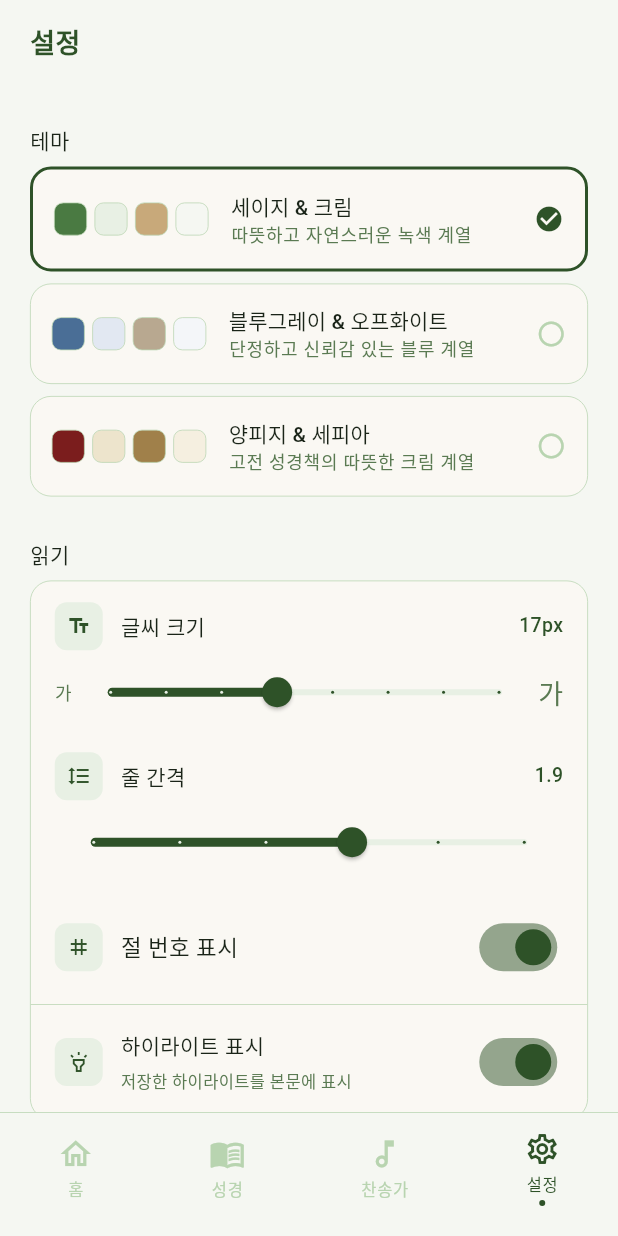
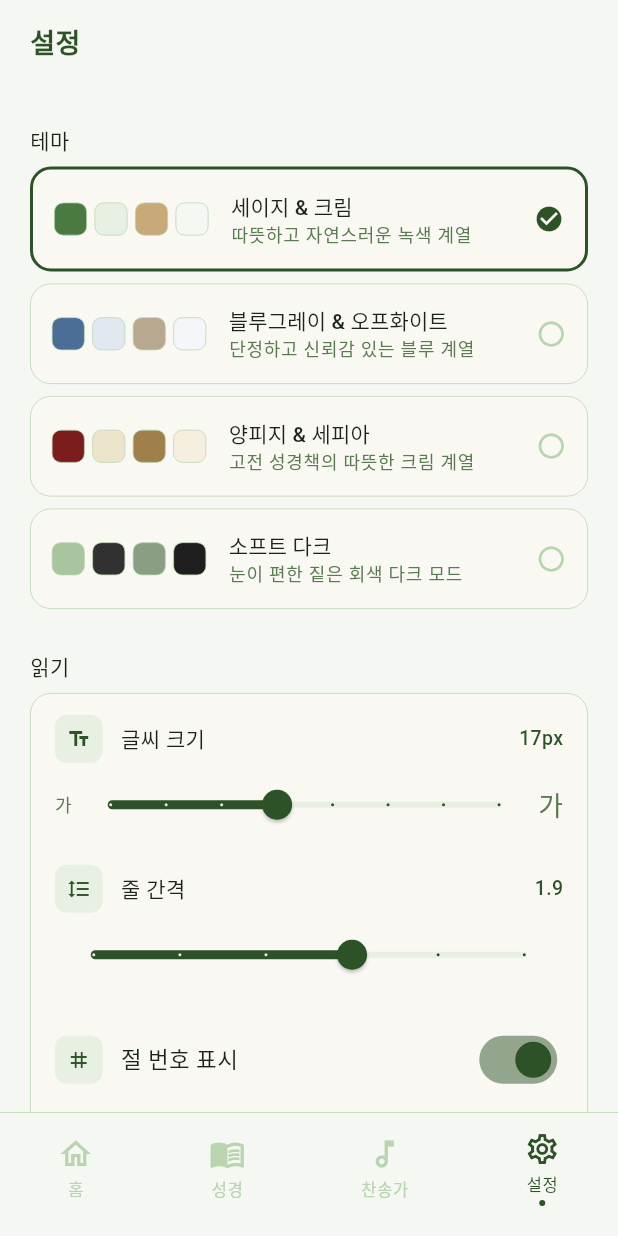
Before and after one commit to udhyk27-ops/flutter-bibly-project, a Flutter app: the screen it shows after launch, item 4 of the bottom bar chosen, on a phone screen of 412 x 824 dp. Run offline on Flutter 3.47's test engine with Material 3 defaults, Android fonts, the phone set to English and light mode, and no system bars; our stand-ins replace firebase_core, firebase_remote_config, flutter_local_notifications, google_fonts, google_generative_ai, hive_flutter and 4 more; accounts and stored records are empty.

Commit message:
다크모드 추가

```diff
--- a/lib/core/app_theme.dart
+++ b/lib/core/app_theme.dart
@@ -1,6 +1,6 @@
 import 'package:flutter/material.dart';
 
-enum AppThemeType { sage, blueGray, parchment }
+enum AppThemeType { sage, blueGray, parchment, softDark }
 
 class AppTheme {
   static ThemeData getTheme(AppThemeType type) {
@@ -8,39 +8,25 @@ class AppTheme {
       case AppThemeType.sage:      return _sageTheme;
       case AppThemeType.blueGray:  return _blueGrayTheme;
       case AppThemeType.parchment: return _parchmentTheme;
+      case AppThemeType.softDark:  return _softDarkTheme;
     }
   }
 
   // ── 공통 텍스트 테마 ─────────────────────────────────
   static TextTheme _textTheme(Color primary, Color secondary) {
     return TextTheme(
-      headlineLarge: TextStyle(
-          fontSize: 26, fontWeight: FontWeight.w700, color: primary),
-      headlineMedium: TextStyle(
-          fontSize: 22, fontWeight: FontWeight.w600, color: primary),
-      headlineSmall: TextStyle(
-          fontSize: 19, fontWeight: FontWeight.w600, color: primary),
-      titleLarge: TextStyle(
-          fontSize: 17, fontWeight: FontWeight.w600, color: primary),
-      titleMedium: TextStyle(
-          fontSize: 15, fontWeight: FontWeight.w500, color: primary),
-      titleSmall: TextStyle(
-          fontSize: 14, fontWeight: FontWeight.w500, color: primary),
-      bodyLarge: TextStyle(
-          fontSize: 16, fontWeight: FontWeight.w400, color: primary,
-          height: 1.7),
-      bodyMedium: TextStyle(
-          fontSize: 15, fontWeight: FontWeight.w400, color: primary,
-          height: 1.7),
-      bodySmall: TextStyle(
-          fontSize: 13, fontWeight: FontWeight.w400, color: secondary,
-          height: 1.6),
-      labelLarge: TextStyle(
-          fontSize: 14, fontWeight: FontWeight.w500, color: primary),
-      labelMedium: TextStyle(
-          fontSize: 12, fontWeight: FontWeight.w500, color: secondary),
-      labelSmall: TextStyle(
-          fontSize: 11, fontWeight: FontWeight.w400, color: secondary),
+      headlineLarge:  TextStyle(fontSize: 26, fontWeight: FontWeight.w700, color: primary),
+      headlineMedium: TextStyle(fontSize: 22, fontWeight: FontWeight.w600, color: primary),
+      headlineSmall:  TextStyle(fontSize: 19, fontWeight: FontWeight.w600, color: primary),
+      titleLarge:     TextStyle(fontSize: 17, fontWeight: FontWeight.w600, color: primary),
+      titleMedium:    TextStyle(fontSize: 15, fontWeight: FontWeight.w500, color: primary),
+      titleSmall:     TextStyle(fontSize: 14, fontWeight: FontWeight.w500, color: primary),
+      bodyLarge:      TextStyle(fontSize: 16, fontWeight: FontWeight.w400, color: primary, height: 1.7),
+      bodyMedium:     TextStyle(fontSize: 15, fontWeight: FontWeight.w400, color: primary, height: 1.7),
+      bodySmall:      TextStyle(fontSize: 13, fontWeight: FontWeight.w400, color: secondary, height: 1.6),
+      labelLarge:     TextStyle(fontSize: 14, fontWeight: FontWeight.w500, color: primary),
+      labelMedium:    TextStyle(fontSize: 12, fontWeight: FontWeight.w500, color: secondary),
+      labelSmall:     TextStyle(fontSize: 11, fontWeight: FontWeight.w400, color: secondary),
     );
   }
 
@@ -58,10 +44,7 @@ class AppTheme {
       outline:                 Color(0xFFB8D4B0),
     ),
     scaffoldBackgroundColor: const Color(0xFFF5F7F2),
-    textTheme: _textTheme(
-      const Color(0xFF1A2418),
-      const Color(0xFF5A7A52),
-    ),
+    textTheme: _textTheme(const Color(0xFF1A2418), const Color(0xFF5A7A52)),
     appBarTheme: const AppBarTheme(
       backgroundColor: Color(0xFFF5F7F2),
       foregroundColor: Color(0xFF2E5228),
@@ -83,10 +66,7 @@ class AppTheme {
       outline:                 Color(0xFFB8C8E0),
     ),
     scaffoldBackgroundColor: const Color(0xFFF4F6F9),
-    textTheme: _textTheme(
-      const Color(0xFF0F1E2E),
-      const Color(0xFF4A6A8A),
-    ),
+    textTheme: _textTheme(const Color(0xFF0F1E2E), const Color(0xFF4A6A8A)),
     appBarTheme: const AppBarTheme(
       backgroundColor: Color(0xFFF4F6F9),
       foregroundColor: Color(0xFF1E3A5F),
@@ -94,28 +74,48 @@ class AppTheme {
     ),
   );
 
-  // ── 양피지 & 세피아 (성경책) ───────────────────────────
+  // ── 양피지 & 세피아 ───────────────────────────────────
   static final ThemeData _parchmentTheme = ThemeData(
     useMaterial3: true,
     colorScheme: const ColorScheme.light(
-      primary:                 Color(0xFF7B1D1D), // 버건디 — 강조/절 번호
-      onPrimary:               Color(0xFFFAF0DC), // 크림 위 텍스트
-      secondary:               Color(0xFF7A5C3A), // 갈색 서브텍스트
+      primary:                 Color(0xFF7B1D1D),
+      onPrimary:               Color(0xFFFAF0DC),
+      secondary:               Color(0xFF7A5C3A),
       onSecondary:             Color(0xFFFAF0DC),
-      surface:                 Color(0xFFF5EFE0), // 종이 크림
-      onSurface:               Color(0xFF2C1A0E), // 잉크 다크
-      surfaceContainerHighest: Color(0xFFEDE4CC), // 카드/선택 배경
-      outline:                 Color(0xFFA0804A), // 금빛 테두리
+      surface:                 Color(0xFFF5EFE0),
+      onSurface:               Color(0xFF2C1A0E),
+      surfaceContainerHighest: Color(0xFFEDE4CC),
+      outline:                 Color(0xFFA0804A),
     ),
     scaffoldBackgroundColor: const Color(0xFFF5EFE0),
-    textTheme: _textTheme(
-      const Color(0xFF2C1A0E), // inkDark
-      const Color(0xFF7A5C3A), // dustyBrown
-    ),
+    textTheme: _textTheme(const Color(0xFF2C1A0E), const Color(0xFF7A5C3A)),
     appBarTheme: const AppBarTheme(
       backgroundColor: Color(0xFFF5EFE0),
       foregroundColor: Color(0xFF7B1D1D),
       elevation: 0,
     ),
   );
+
+  // ── 소프트 다크 ───────────────────────────────────────
+  static final ThemeData _softDarkTheme = ThemeData(
+    useMaterial3: true,
+    brightness: Brightness.dark,
+    colorScheme: const ColorScheme.dark(
+      primary:                 Color(0xFFA8C5A0), // 소프트 세이지
+      onPrimary:               Color(0xFF1A2818),
+      secondary:               Color(0xFF8A9E86),
+      onSecondary:             Color(0xFF1A2818),
+      surface:                 Color(0xFF272727),
+      onSurface:               Color(0xFFE8E8E8),
+      surfaceContainerHighest: Color(0xFF313131),
+      outline:                 Color(0xFF3E3E3E),
+    ),
+    scaffoldBackgroundColor: const Color(0xFF1E1E1E),
+    textTheme: _textTheme(const Color(0xFFE8E8E8), const Color(0xFF8A9E86)),
+    appBarTheme: const AppBarTheme(
+      backgroundColor: Color(0xFF1E1E1E),
+      foregroundColor: Color(0xFFA8C5A0),
+      elevation: 0,
+    ),
+  );
 }
--- a/lib/screens/bible_reading_screen.dart
+++ b/lib/screens/bible_reading_screen.dart
@@ -486,7 +486,11 @@ class _VerseList extends StatelessWidget {
         final highlightColor =
         showHighlight ? highlights[verseId] : null;
 
-        return Column(
+        return AnimatedSize(
+          duration: const Duration(milliseconds: 200),
+          curve: Curves.easeInOut,
+          alignment: Alignment.topCenter,
+          child: Column(
             crossAxisAlignment: CrossAxisAlignment.start,
             children: [
               _VerseRow(
@@ -510,6 +514,7 @@ class _VerseList extends StatelessWidget {
               if (isAiLoading) const _AiLoadingBubble(),
               if (aiAnswer != null && !isAiLoading) _AiBubble(answer: aiAnswer),
             ],
+          ),
         );
       },
     );
@@ -546,7 +551,7 @@ class _VerseRow extends StatelessWidget {
     return GestureDetector(
       onTap: onTap,
       child: AnimatedContainer(
-        duration: const Duration(milliseconds: 150),
+        duration: const Duration(milliseconds: 0),
         margin: const EdgeInsets.only(bottom: 2),
         padding: const EdgeInsets.symmetric(vertical: 8, horizontal: 10),
         decoration: BoxDecoration(
--- a/lib/screens/settings_screen.dart
+++ b/lib/screens/settings_screen.dart
@@ -256,6 +256,20 @@ class _ThemeSelector extends StatelessWidget {
           isSelected: themeProvider.themeType == AppThemeType.parchment,
           onTap: () => themeProvider.setTheme(AppThemeType.parchment),
         ),
+        const SizedBox(height: 8),
+        _ThemeCard(
+          label: '소프트 다크',
+          desc: '눈이 편한 짙은 회색 다크 모드',
+          colors: const [
+            Color(0xFFA8C5A0), // primary
+            Color(0xFF313131), // surfaceHigh
+            Color(0xFF8A9E86), // secondary
+            Color(0xFF1E1E1E), // background
+          ],
+          isSelected: themeProvider.themeType == AppThemeType.softDark,
+          onTap: () => themeProvider.setTheme(AppThemeType.softDark),
+        ),
+
       ],
     );
   }
```
Lines whose indentation alone changed are shown as unchanged.
